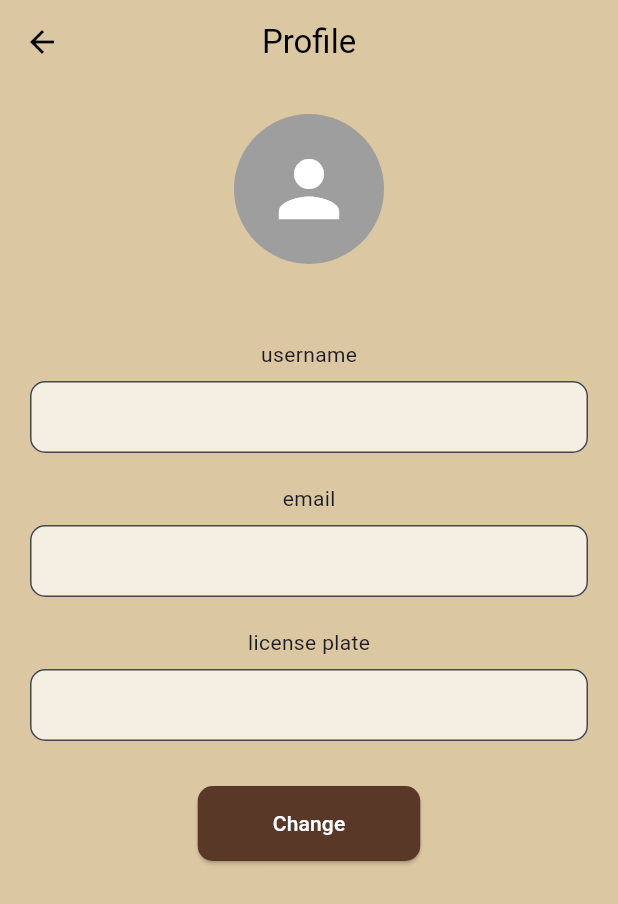
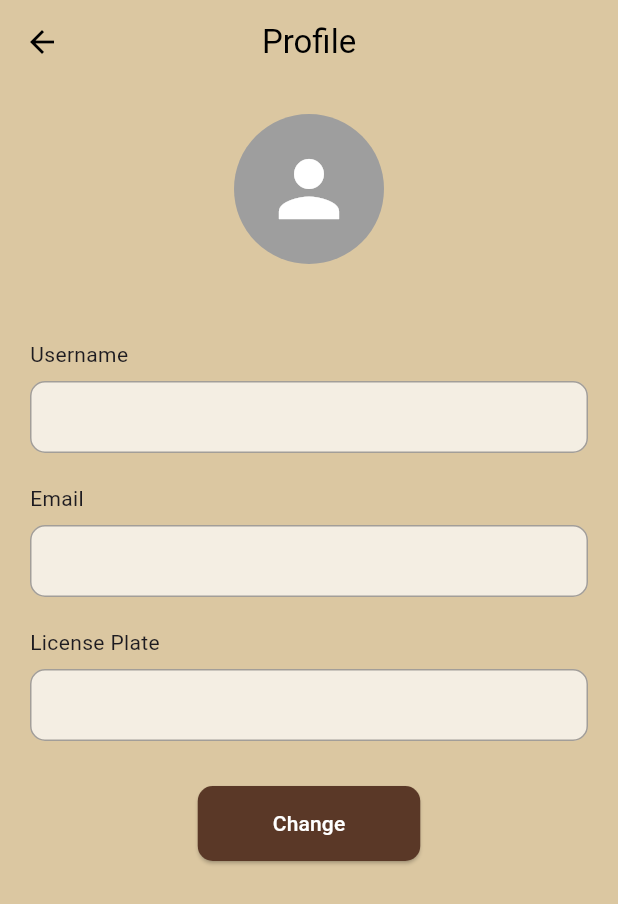
Before and after one commit to khong71/tultal, a Flutter app: the Homeraider screen opened directly, after a tap on the "person outline" icon, on a phone screen of 412 x 824 dp. Shown: the top 904 px of the screen. Run offline on Flutter 3.47's test engine with Material 3 defaults, Android fonts, the light colour scheme and no system bars; our stand-ins replace flutter_map, geolocator, image_picker, latlong2; network calls fail.

Commit message:
home profile raider

```diff
--- a/lib/Page/Homeraider.dart
+++ b/lib/Page/Homeraider.dart
@@ -16,23 +16,22 @@ class _HomeraiderState extends State<Homeraider> {
       builder: (BuildContext context) {
         return AlertDialog(
           title: const Text('SingOut'),
-          content: const Text('Are you sure you want to leave?'),
+          content: const Text('Are you sure you want to logout?'),
           actions: <Widget>[
             TextButton(
               onPressed: () {
-                Navigator.popUntil(context, (route) => route.isFirst);
-                Navigator.pushReplacement(
+                Navigator.push(
                   context,
                   MaterialPageRoute(builder: (context) => const LoginPage()),
                 );
               },
-              child: const Text('ok'),
+              child: const Text('Ok'),
             ),
             TextButton(
               onPressed: () {
-                Navigator.of(context).pop(); // ยกเลิก
+                Navigator.of(context).pop();
               },
-              child: const Text('cancle'),
+              child: const Text('Cancle'),
             ),
           ],
         );
@@ -64,7 +63,8 @@ class _HomeraiderState extends State<Homeraider> {
               );
             },
           ),
-          title: const Text('Hello, raider', style: TextStyle(color: Colors.black)),
+          title: const Text('Hello, raider',
+              style: TextStyle(color: Colors.black)),
         ),
         body: Stack(
           children: [
@@ -87,7 +87,8 @@ class _HomeraiderState extends State<Homeraider> {
                   children: [
                     const Text(
                       'List', // 'List' header
-                      style: TextStyle(fontSize: 18, fontWeight: FontWeight.bold),
+                      style:
+                          TextStyle(fontSize: 18, fontWeight: FontWeight.bold),
                     ),
                     const SizedBox(height: 20),
                     listItem('ผู้รับ', '0800000000'),
@@ -119,15 +120,17 @@ class _HomeraiderState extends State<Homeraider> {
               IconButton(
                 icon: const Icon(Icons.person_outline, size: 40),
                 onPressed: () {
-              Navigator.push(
-                context,
-                MaterialPageRoute(builder: (context) => const Profileraider()),
-              );
-            },
+                  Navigator.push(
+                    context,
+                    MaterialPageRoute(
+                        builder: (context) => const Profileraider()),
+                  );
+                },
               ),
               IconButton(
                 icon: const Icon(Icons.logout, size: 40),
-                onPressed: _showLogoutDialog,
+                onPressed:
+                    _showLogoutDialog, // แสดงกล่องโต้ตอบเมื่อกดออกจากระบบ
               ),
             ],
           ),
@@ -169,21 +172,7 @@ class _HomeraiderState extends State<Homeraider> {
           },
           child: const Text(
             'Job work',
-            const SizedBox(height: 30),
-            const SizedBox(height: 20),
-                const Text('Password'),
-                const SizedBox(height: 8),
-                TextField(
-                  obscureText: true,
-                  decoration: InputDecoration(
-                    filled: true,
-                    fillColor: Colors.white.withOpacity(0.7),
-                    border: OutlineInputBorder(
-                      borderRadius: BorderRadius.circular(10),
-                    ),
-                    contentPadding: const EdgeInsets.symmetric(horizontal: 10),
-                  ),
-                ),
+            style: TextStyle(color: Colors.white),
           ),
         ),
       ),
--- a/lib/Page/Profileraider.dart
+++ b/lib/Page/Profileraider.dart
@@ -39,10 +39,13 @@ class _ProfileraiderState extends State<Profileraider> {
             ),
             const SizedBox(height: 30),
             const SizedBox(height: 20),
-                const Text('username'),
+            const Align(
+              alignment: Alignment.centerLeft,
+              child: Text('Username'),
+            ),
             const SizedBox(height: 8),
             TextField(
-                  obscureText: true,
+              enabled: false, // Make the TextField non-editable
               decoration: InputDecoration(
                 filled: true,
                 fillColor: Colors.white.withOpacity(0.7),
@@ -53,10 +56,13 @@ class _ProfileraiderState extends State<Profileraider> {
               ),
             ),
             const SizedBox(height: 20),
-                const Text('email'),
+            const Align(
+              alignment: Alignment.centerLeft,
+              child: Text('Email'),
+            ),
             const SizedBox(height: 8),
             TextField(
-                  obscureText: true,
+              enabled: false, // Make the TextField non-editable
               decoration: InputDecoration(
                 filled: true,
                 fillColor: Colors.white.withOpacity(0.7),
@@ -66,12 +72,14 @@ class _ProfileraiderState extends State<Profileraider> {
                 contentPadding: const EdgeInsets.symmetric(horizontal: 10),
               ),
             ),
-
             const SizedBox(height: 20),
-                const Text('license plate'),
+            const Align(
+              alignment: Alignment.centerLeft,
+              child: Text('License Plate'),
+            ),
             const SizedBox(height: 8),
             TextField(
-                  obscureText: true,
+              enabled: false, // Make the TextField non-editable
               decoration: InputDecoration(
                 filled: true,
                 fillColor: Colors.white.withOpacity(0.7),
@@ -88,13 +96,16 @@ class _ProfileraiderState extends State<Profileraider> {
               },
               style: ElevatedButton.styleFrom(
                 backgroundColor: const Color(0xFF5A3827), // Dark brown color
-                padding: const EdgeInsets.symmetric(horizontal: 50, vertical: 15),
+                padding:
+                    const EdgeInsets.symmetric(horizontal: 50, vertical: 15),
                 shape: RoundedRectangleBorder(
                   borderRadius: BorderRadius.circular(10),
                 ),
               ),
-              child: const Text('Change',
-              style: TextStyle(color: Colors.white),),
+              child: const Text(
+                'Change',
+                style: TextStyle(color: Colors.white),
+              ),
             ),
           ],
         ),
@@ -102,9 +113,3 @@ class _ProfileraiderState extends State<Profileraider> {
     );
   }
 }
-
-void main() {
-  runApp(const MaterialApp(
-    home: Profileraider(),
-  ));
-}
```
Lines whose indentation alone changed are shown as unchanged.
